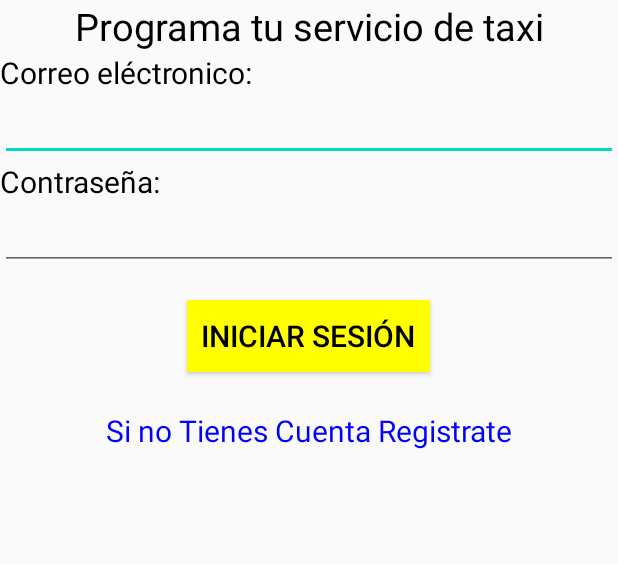
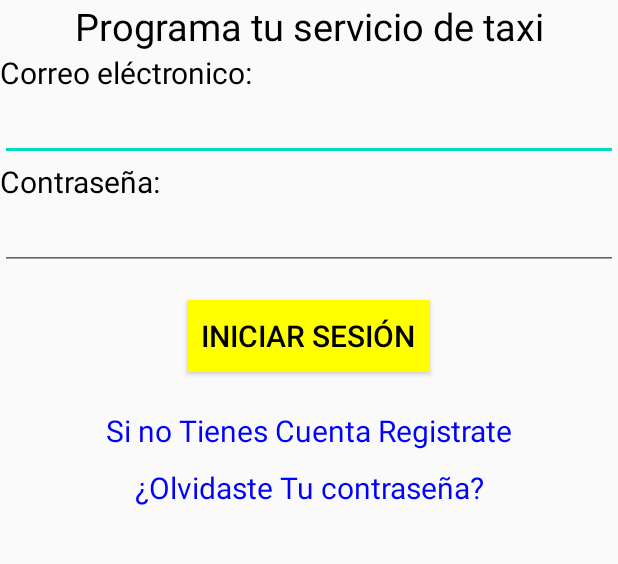
Before and after one commit to joseCorderoAlvarado/taxiServicios, an Android app: the screen it shows after launch (MainActivity), on a phone screen of 412 x 824 dp, the part 332-896 px from its top. Run offline under Robolectric (Android 15) with nearby library versions, the light colour scheme and no system bars; our stand-ins replace Volley; 2 statements that could not run were skipped.

Commit message:
restablecimiento de contraseña

```diff
--- a/taxiServicios/app/src/main/res/layout/activity_main.xml
+++ b/taxiServicios/app/src/main/res/layout/activity_main.xml
@@ -95,6 +95,15 @@
                     android:text="Si no Tienes Cuenta Registrate"
                     android:textColor="#0000FF"
                     android:textSize="20dp" />
+                <TextView
+                    android:id="@+id/viewrecuperar"
+                    android:layout_width="match_parent"
+                    android:layout_height="wrap_content"
+                    android:layout_margin="5dp"
+                    android:gravity="center"
+                    android:text="¿Olvidaste Tu contraseña?"
+                    android:textColor="#0000FF"
+                    android:textSize="20dp" />
             </LinearLayout>
         </ScrollView>
 
```
Also changed, not shown: taxiServicios/app/src/main/java/com/example/taxiservicios/MainActivity.java (+39 -5 lines).
